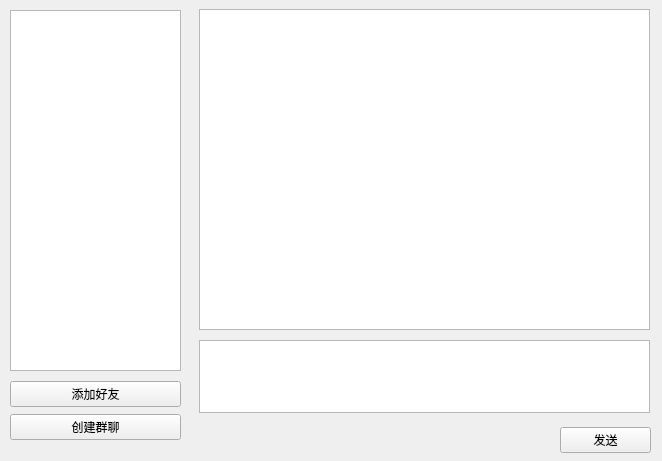
Qt form Client/MainWindow.ui (EverLostXI/onlineChatroom) before a commit.
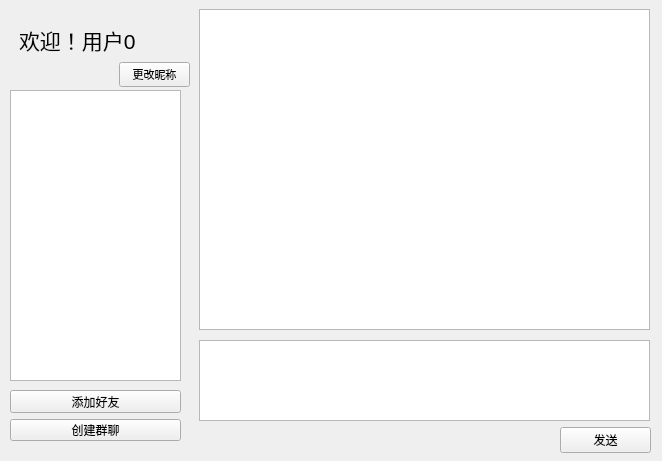
The same form after that commit.

```diff
--- a/Client/MainWindow.ui
+++ b/Client/MainWindow.ui
@@ -17,9 +17,9 @@
    <property name="geometry">
     <rect>
      <x>10</x>
-     <y>10</y>
+     <y>90</y>
      <width>171</width>
-     <height>361</height>
+     <height>291</height>
     </rect>
    </property>
    <layout class="QVBoxLayout" name="verticalLayout">
@@ -32,9 +32,9 @@
    <property name="geometry">
     <rect>
      <x>10</x>
-     <y>380</y>
+     <y>390</y>
      <width>171</width>
-     <height>61</height>
+     <height>51</height>
     </rect>
    </property>
    <layout class="QVBoxLayout" name="verticalLayout_2">
@@ -60,7 +60,7 @@
      <x>199</x>
      <y>340</y>
      <width>451</width>
-     <height>73</height>
+     <height>81</height>
     </rect>
    </property>
    <layout class="QVBoxLayout" name="verticalLayout_3">
@@ -103,6 +103,54 @@
     </item>
    </layout>
   </widget>
+  <widget class="QWidget" name="verticalLayoutWidget_6">
+   <property name="geometry">
+    <rect>
+     <x>19</x>
+     <y>19</y>
+     <width>161</width>
+     <height>41</height>
+    </rect>
+   </property>
+   <layout class="QVBoxLayout" name="verticalLayout_7">
+    <item>
+     <widget class="QLabel" name="welcomeLabel">
+      <property name="font">
+       <font>
+        <pointsize>16</pointsize>
+       </font>
+      </property>
+      <property name="text">
+       <string>欢迎！用户0</string>
+      </property>
+     </widget>
+    </item>
+   </layout>
+  </widget>
+  <widget class="QWidget" name="verticalLayoutWidget_7">
+   <property name="geometry">
+    <rect>
+     <x>119</x>
+     <y>59</y>
+     <width>71</width>
+     <height>31</height>
+    </rect>
+   </property>
+   <layout class="QVBoxLayout" name="verticalLayout_6">
+    <item>
+     <widget class="QPushButton" name="setNicknameButton">
+      <property name="font">
+       <font>
+        <pointsize>8</pointsize>
+       </font>
+      </property>
+      <property name="text">
+       <string>更改昵称</string>
+      </property>
+     </widget>
+    </item>
+   </layout>
+  </widget>
  </widget>
  <resources/>
  <connections/>
```
